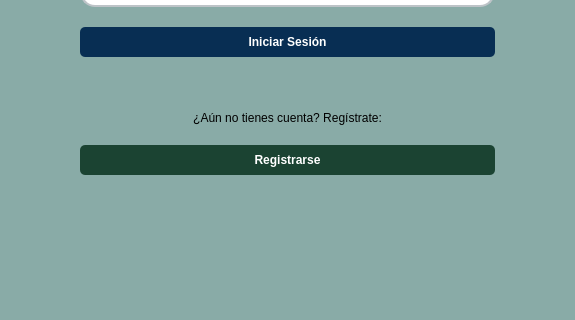
The window that src/vista/Ui/VistaLogin.ui (ivantm1/proyecto-software) describes before a commit, drawn with Qt 5; both pictures show x 346 to 921 and y 279 to 599 of the 1267 by 924 pixel window.
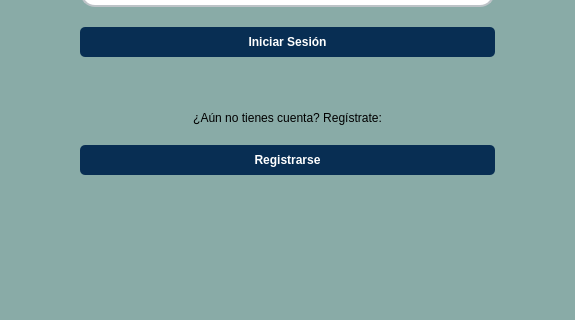
The same window after the commit. Icons and pictures are not drawn.

```diff
--- a/src/vista/Ui/VistaLogin.ui
+++ b/src/vista/Ui/VistaLogin.ui
@@ -201,7 +201,7 @@
       <widget class="QPushButton" name="boton_registro">
        <property name="styleSheet">
         <string notr="true">QPushButton {
-    background-color: #1B4332; 
+    background-color: #082e53; 
     color: white;  
     border-radius: 5px; 
     padding: 8px;  
```
Left out of the diff: 8 changed lines with no effect on the pictures.
